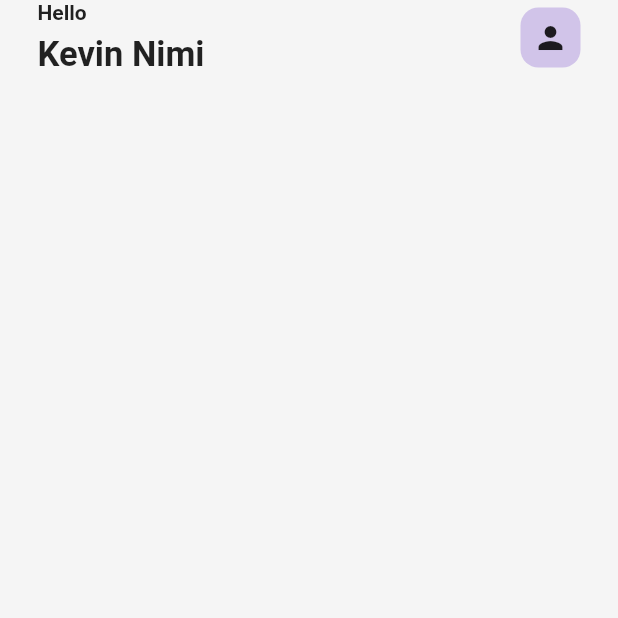
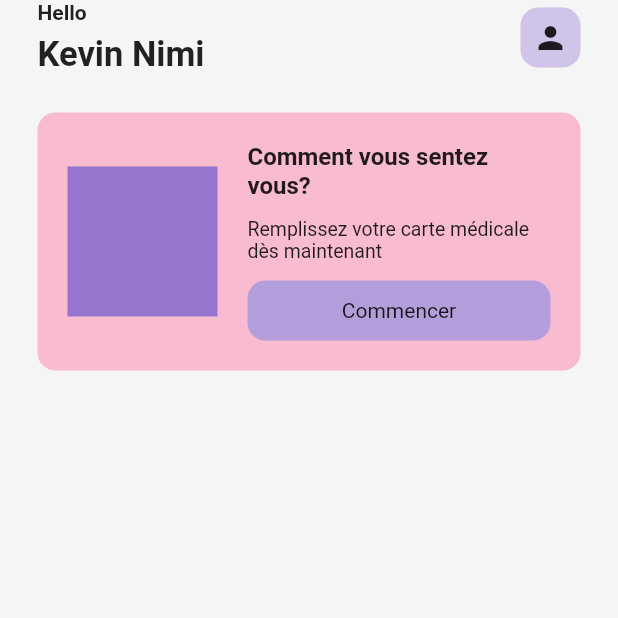
Before and after one commit to kev243/medical_app, a Flutter app: the screen it shows after launch, on a phone screen of 412 x 824 dp, the top half of it. Run offline on Flutter 3.47's test engine with Material 2 defaults, Android fonts, the phone set to English and light mode, and no system bars.

Commit message:
travail sur le card

```diff
--- a/lib/home_page.dart
+++ b/lib/home_page.dart
@@ -1,3 +1,4 @@
+import 'package:flutter/cupertino.dart';
 import 'package:flutter/material.dart';
 
 class HomePage extends StatelessWidget {
@@ -37,15 +38,61 @@ class HomePage extends StatelessWidget {
                   Container(
                       padding: EdgeInsets.all(8.00),
                       decoration: BoxDecoration(
-                      color: Colors.deepPurple[100],
-                      borderRadius: BorderRadius.circular(12)
-                      ),
+                          color: Colors.deepPurple[100],
+                          borderRadius: BorderRadius.circular(12)),
                       child: Icon((Icons.person)))
                 ],
               ),
+            ),
+
+            //card////////////////
+
+            SizedBox(height: 25),
+
+            Padding(
+              padding: const EdgeInsets.symmetric(horizontal: 25.0),
+              child: Container(
+                padding: EdgeInsets.all(20),
+                decoration: BoxDecoration(
+                    color: Colors.pink[100],
+                    borderRadius: BorderRadius.circular(12)),
+                child: Row(
+                  children: [
+                    //animation picture
+                    Container(
+                      height: 100,
+                      width: 100,
+                      color: Colors.deepPurple[300],
+                    ),
+                    SizedBox(width: 20),
+
+                    Expanded(
+                      child: Column(
+                        crossAxisAlignment: CrossAxisAlignment.start,
+                        children: [
+                          Text('Comment vous sentez vous?',
+                              style: TextStyle(
+                                  fontWeight: FontWeight.bold, fontSize: 16)),
+                          SizedBox(height: 12),
+                          Text('Remplissez votre carte médicale dès maintenant',
+                              style: TextStyle(fontSize: 13)),
+                          SizedBox(height: 12),
+                          Container(
+                            padding: EdgeInsets.all(12),
+                            decoration: BoxDecoration(
+                                color: Colors.deepPurple[200],
+                                borderRadius: BorderRadius.circular(12)),
+                            child: Center(child: Text('Commencer')),
+                          )
+                        ],
+                      ),
+                    ),
+
+                    //
+                  ],
+                ),
+              ),
             )
-
-            //card
 
             //barre de recherche
 
```
